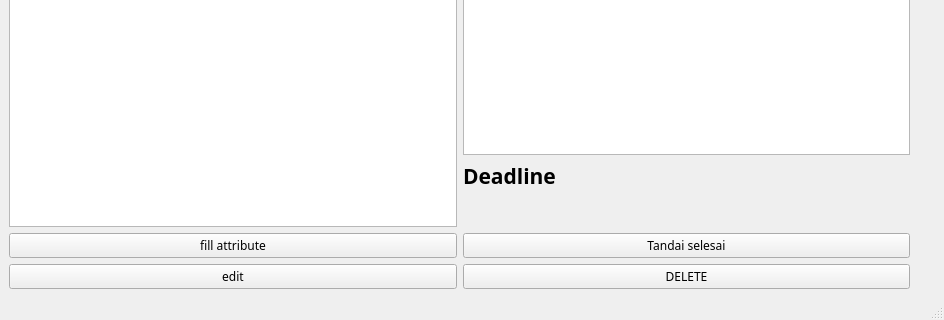
Above: UItest.ui from ASCENDINGHeat/PBOProject before the change; both pictures show x 0 to 944 and y 481 to 801 of the 944 by 801 pixel window. Below: the same form after it.
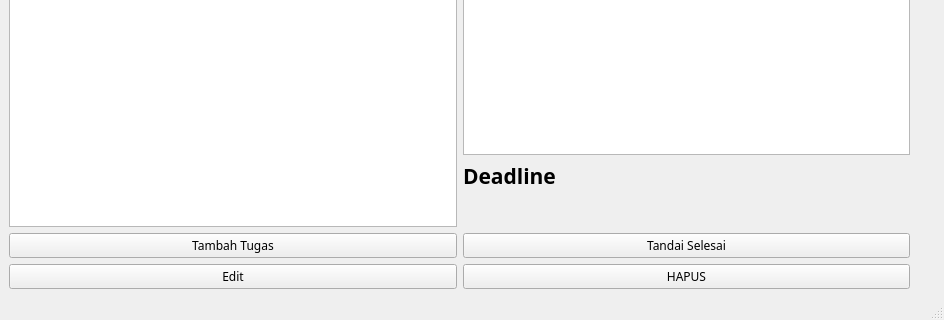
That is the form after the change. The open tabs and pages were chosen to show the change. Icons and pictures are not drawn.

What changed in the file:
```diff
--- a/UItest.ui
+++ b/UItest.ui
@@ -203,7 +203,7 @@
             </font>
            </property>
            <property name="text">
-            <string>DELETE</string>
+            <string>HAPUS</string>
            </property>
            <property name="icon">
             <iconset theme="printer-error">
@@ -233,7 +233,7 @@
             </font>
            </property>
            <property name="text">
-            <string>edit</string>
+            <string>Edit</string>
            </property>
           </widget>
          </item>
@@ -257,7 +257,7 @@
             </font>
            </property>
            <property name="text">
-            <string>fill attribute</string>
+            <string>Tambah Tugas</string>
            </property>
           </widget>
          </item>
@@ -283,7 +283,7 @@
             </font>
            </property>
            <property name="text">
-            <string>Tandai selesai</string>
+            <string>Tandai Selesai</string>
            </property>
           </widget>
          </item>
```
Left out of the diff: 12 changed lines with no effect on the pictures.
